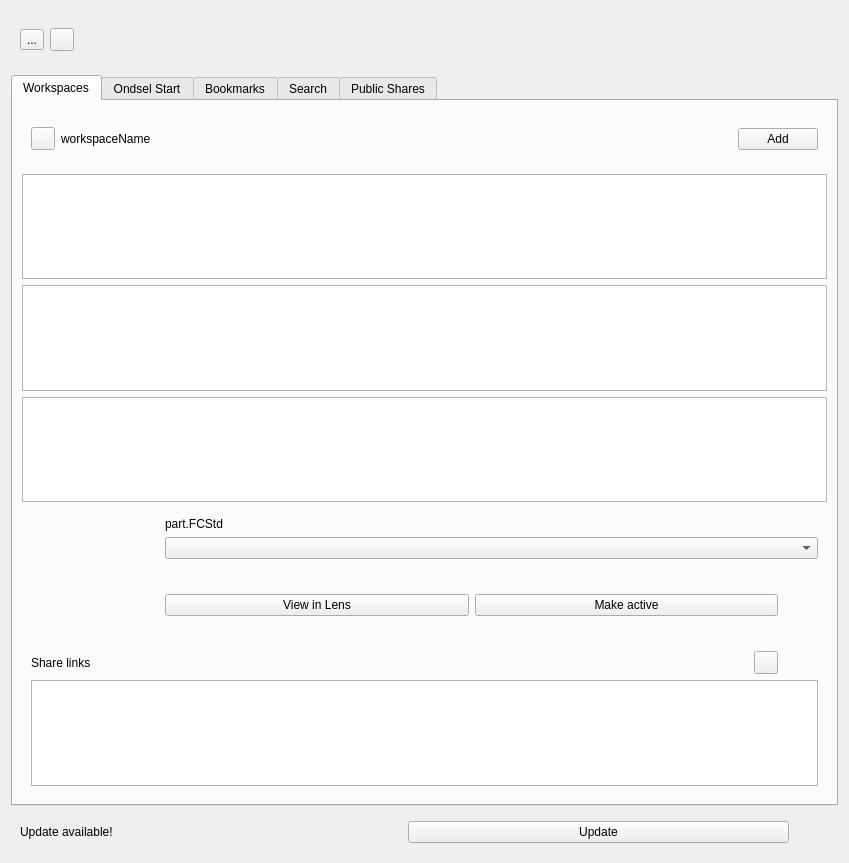
Above: WorkspaceView.ui from Ondsel-Development/Ondsel-Lens-Addon before the change. Below: the same form after it.
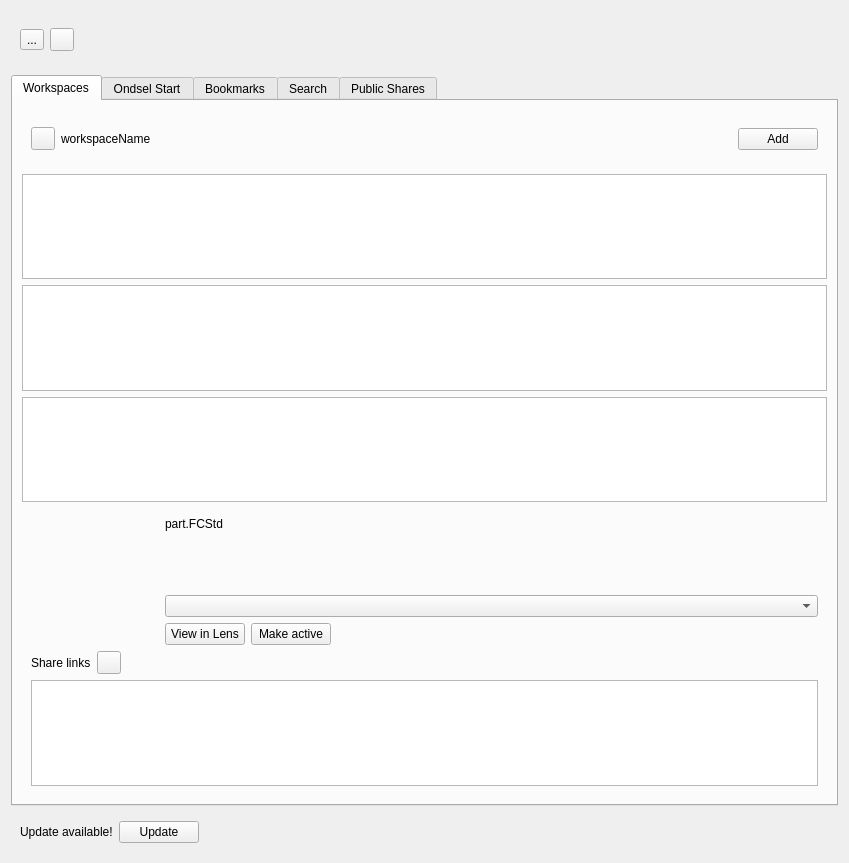
That is the form after the change. The open tabs and pages were chosen to show the change. Icons and pictures are not drawn.

```diff
--- a/WorkspaceView.ui
+++ b/WorkspaceView.ui
@@ -248,7 +248,7 @@
             </item>
             <item>
              <layout class="QVBoxLayout">
-              <item>
+              <item alignment="Qt::AlignmentFlag::AlignTop">
                <widget class="QLabel" name="fileNameLabel">
                 <property name="text">
                  <string>part.FCStd</string>
@@ -293,7 +293,7 @@
                 <item>
                  <spacer name="horizontalSpacer_4">
                   <property name="orientation">
-                   <enum>Qt::Vertical</enum>
+                   <enum>Qt::Orientation::Horizontal</enum>
                   </property>
                   <property name="sizeHint" stdset="0">
                    <size>
@@ -350,7 +350,7 @@
                <item>
                 <spacer name="horizontalSpacer_3">
                  <property name="orientation">
-                  <enum>Qt::Vertical</enum>
+                  <enum>Qt::Orientation::Horizontal</enum>
                  </property>
                  <property name="sizeHint" stdset="0">
                   <size>
@@ -611,7 +611,10 @@
       </sizepolicy>
      </property>
      <property name="frameShape">
-      <enum>QFrame::NoFrame</enum>
+      <enum>QFrame::Shape::NoFrame</enum>
+     </property>
+     <property name="frameShadow">
+      <enum>QFrame::Shadow::Plain</enum>
      </property>
      <layout class="QHBoxLayout" name="horizontalLayout">
       <item>
@@ -636,6 +639,9 @@
       </item>
       <item>
        <spacer name="horizontalSpacer">
+        <property name="orientation">
+         <enum>Qt::Orientation::Horizontal</enum>
+        </property>
         <property name="sizeHint" stdset="0">
          <size>
           <width>40</width>
```
